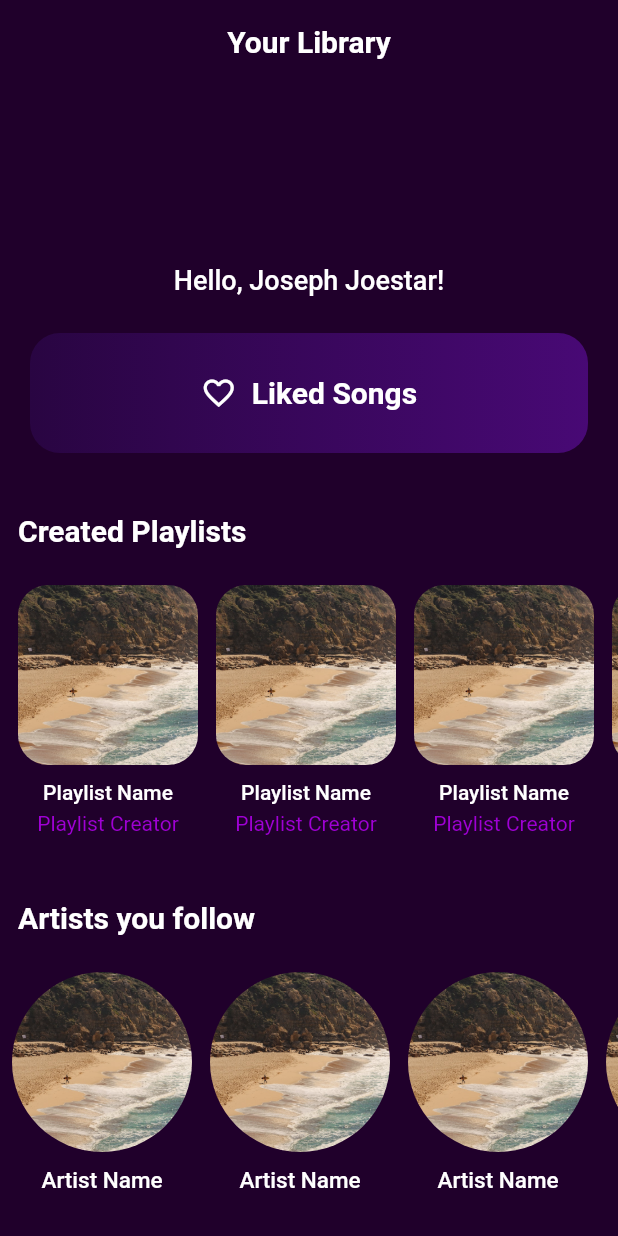
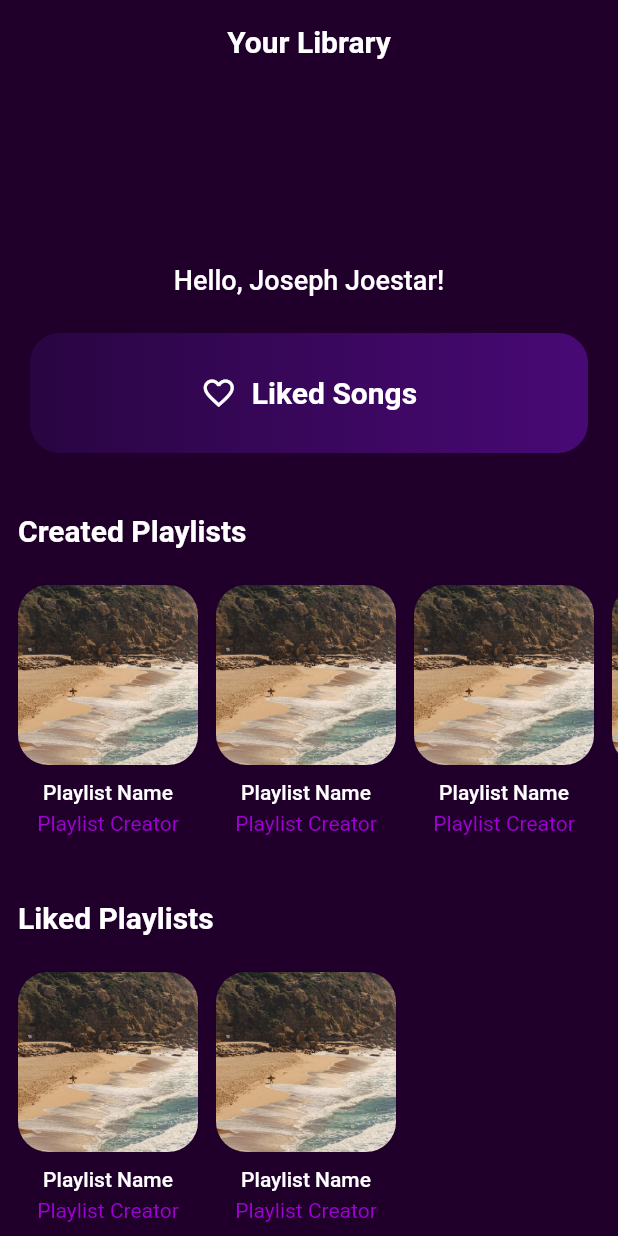
Before and after one commit to Mrityunjayyshukla/Tunesta, a Flutter app: the YourLibrary screen opened directly, on a phone screen of 412 x 824 dp. Run offline on Flutter 3.47's test engine with Material 2 defaults, Android fonts, the light colour scheme and no system bars; our stand-ins replace curved_labeled_navigation_bar, gap.

Commit message:
commit changes

```diff
--- a/lib/screens/others/likedSongs.dart
+++ b/lib/screens/others/likedSongs.dart
@@ -137,7 +137,9 @@ class _LikedSongsState extends State<LikedSongs> {
 
           // Shows the created Playlists
           SliverToBoxAdapter(
-            child: Column(children: const [
+            child: Column(
+                crossAxisAlignment: CrossAxisAlignment.start,
+                children: const [
                   Gap(40),
                   Padding(
                     padding: EdgeInsets.symmetric(horizontal: 12.0),
--- a/lib/screens/others/notifications.dart
+++ b/lib/screens/others/notifications.dart
@@ -37,6 +37,7 @@ class NotficationPage extends StatelessWidget {
               musicImage: CustomImages.imageDefault,
               artistName: "Artist Name",
             ),
+            Gap(20),
           ],
         ),
       ),
--- a/lib/screens/your_library.dart
+++ b/lib/screens/your_library.dart
@@ -115,6 +115,26 @@ class YourLibrary extends StatelessWidget {
                   itemLength: 8),
               const Gap(40),
 
+              // Liked Albums
+              // Shows the Albums user liked
+              const Padding(
+                padding: EdgeInsets.symmetric(horizontal: 12.0),
+                child: Text(
+                  "Liked Playlists",
+                  style: TextStyle(
+                    fontSize: 20,
+                    fontWeight: FontWeight.bold,
+                  ),
+                ),
+              ),
+              const Gap(25),
+              const AlbumsCard(
+                  albumImage: CustomImages.imageDefault,
+                  playlistName: "Playlist Name",
+                  playlistCreator: "Playlist Creator",
+                  itemLength: 2),
+              const Gap(40),
+
               // Artists you Follow
               // Shows the List of artists who are
               // followed by the user
```
Lines whose indentation alone changed are shown as unchanged.
